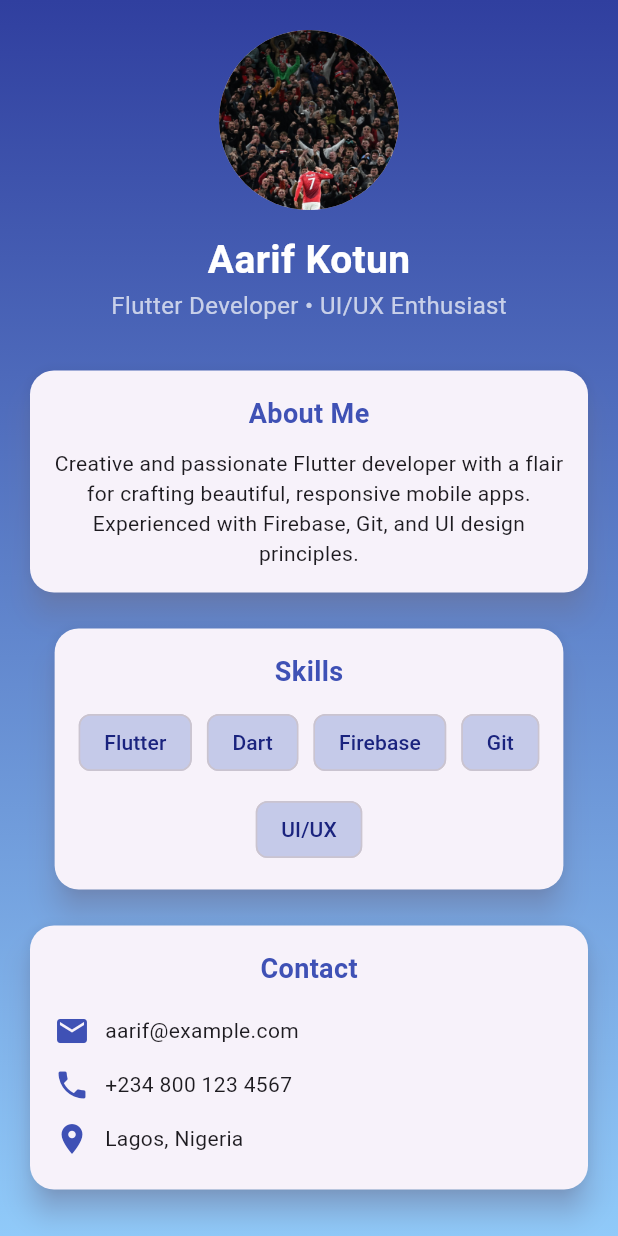
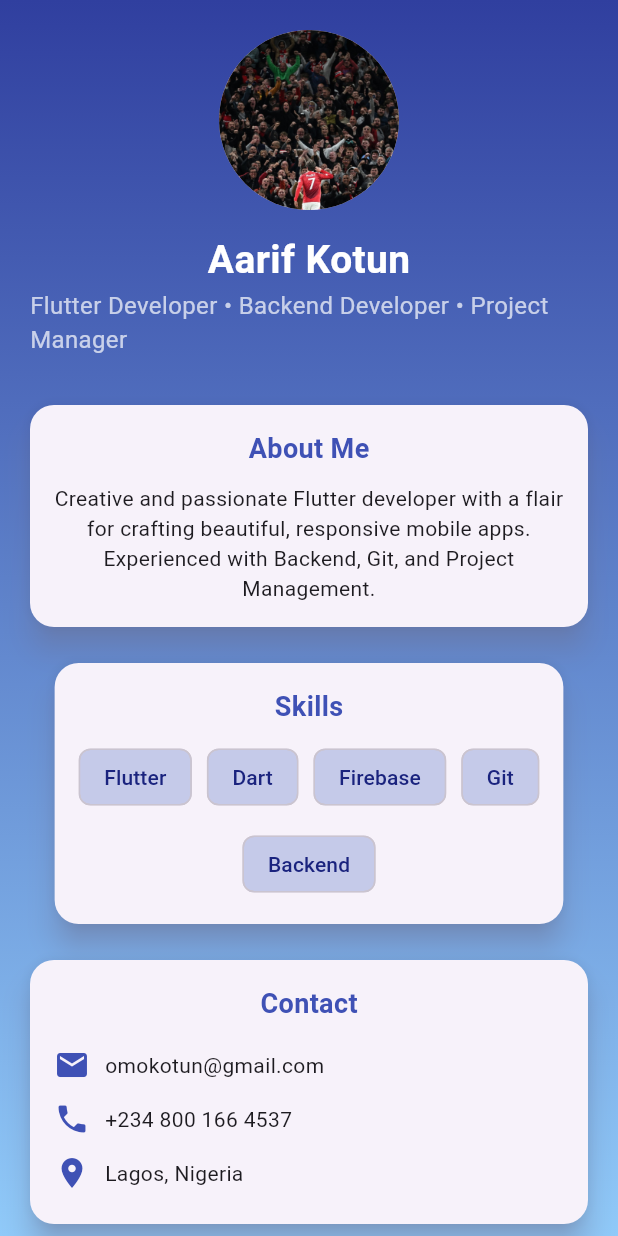
Before and after one commit to aarif-kotun/personal_profileapp, a Flutter app: the screen it shows after launch, on a phone screen of 412 x 824 dp. Run offline on Flutter 3.47's test engine with Material 3 defaults, Android fonts, the light colour scheme and no system bars.

Commit message:
Updated profile

```diff
--- a/lib/main.dart
+++ b/lib/main.dart
@@ -56,7 +56,7 @@ class ProfilePage extends StatelessWidget {
                   ),
                 ),
                 Text(
-                  'Flutter Developer • UI/UX Enthusiast',
+                  'Flutter Developer • Backend Developer • Project Manager',
                   style: TextStyle(
                     fontSize: 16,
                     color: Colors.white70,
@@ -68,7 +68,7 @@ class ProfilePage extends StatelessWidget {
                 _buildCard(
                   title: "About Me",
                   child: Text(
-                    "Creative and passionate Flutter developer with a flair for crafting beautiful, responsive mobile apps. Experienced with Firebase, Git, and UI design principles.",
+                    "Creative and passionate Flutter developer with a flair for crafting beautiful, responsive mobile apps. Experienced with Backend, Git, and Project Management.",
                     style: TextStyle(fontSize: 14),
                     textAlign: TextAlign.center,
                   ),
@@ -86,7 +86,7 @@ class ProfilePage extends StatelessWidget {
                       _buildSkillChip("Dart"),
                       _buildSkillChip("Firebase"),
                       _buildSkillChip("Git"),
-                      _buildSkillChip("UI/UX"),
+                      _buildSkillChip("Backend"),
                     ],
                   ),
                 ),
@@ -96,8 +96,8 @@ class ProfilePage extends StatelessWidget {
                   title: "Contact",
                   child: Column(
                     children: [
-                      _buildContactRow(Icons.email, "aarif@example.com"),
-                      _buildContactRow(Icons.phone, "+234 800 123 4567"),
+                      _buildContactRow(Icons.email, "omokotun@gmail.com"),
+                      _buildContactRow(Icons.phone, "+234 800 166 4537"),
                       _buildContactRow(Icons.location_on, "Lagos, Nigeria"),
                     ],
                   ),
```
